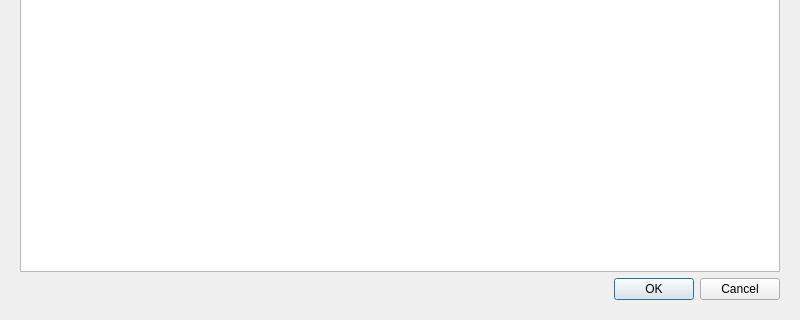
The window that DuplicateFinder/widget.ui (LvYegor/DuplicateFinder) describes before a commit, drawn with Qt 5; both pictures show x 0 to 800 and y 280 to 600 of the 800 by 600 pixel window.
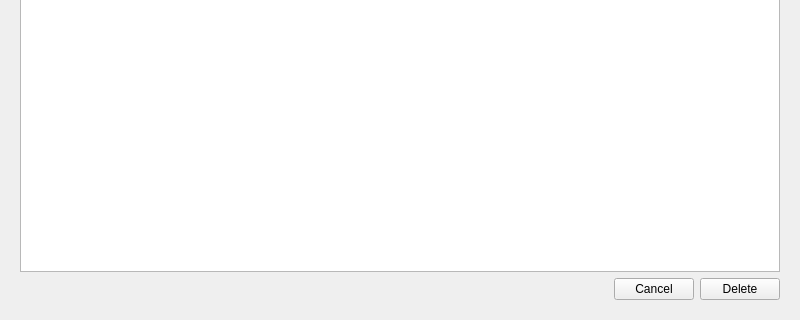
The same window after the commit. The open tabs and pages were chosen to show the change. Icons and pictures are not drawn.

Patch:
```diff
--- a/DuplicateFinder/widget.ui
+++ b/DuplicateFinder/widget.ui
@@ -145,14 +145,35 @@
         </widget>
        </item>
        <item row="1" column="0">
-        <widget class="QDialogButtonBox" name="buttonBox">
-         <property name="standardButtons">
-          <set>QDialogButtonBox::Cancel|QDialogButtonBox::Ok</set>
-         </property>
-         <property name="centerButtons">
-          <bool>false</bool>
-         </property>
-        </widget>
+        <layout class="QHBoxLayout" name="horizontalLayout_2">
+         <item>
+          <spacer name="horizontalSpacer_3">
+           <property name="orientation">
+            <enum>Qt::Horizontal</enum>
+           </property>
+           <property name="sizeHint" stdset="0">
+            <size>
+             <width>40</width>
+             <height>20</height>
+            </size>
+           </property>
+          </spacer>
+         </item>
+         <item>
+          <widget class="QPushButton" name="pushButton_3">
+           <property name="text">
+            <string>Cancel</string>
+           </property>
+          </widget>
+         </item>
+         <item>
+          <widget class="QPushButton" name="pushButton">
+           <property name="text">
+            <string>Delete</string>
+           </property>
+          </widget>
+         </item>
+        </layout>
        </item>
       </layout>
      </widget>
```
